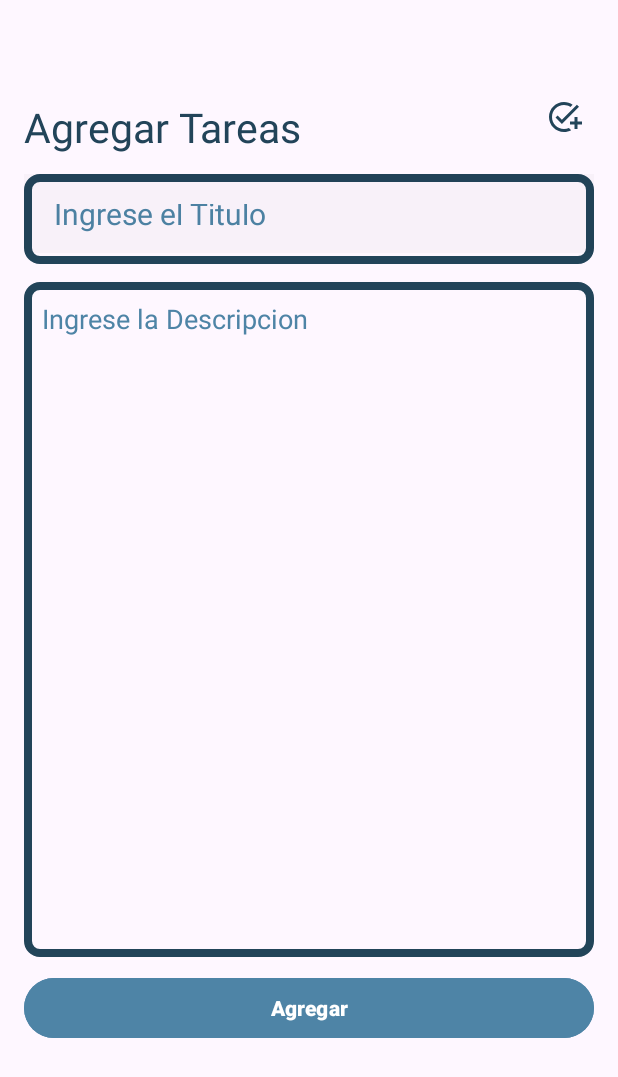
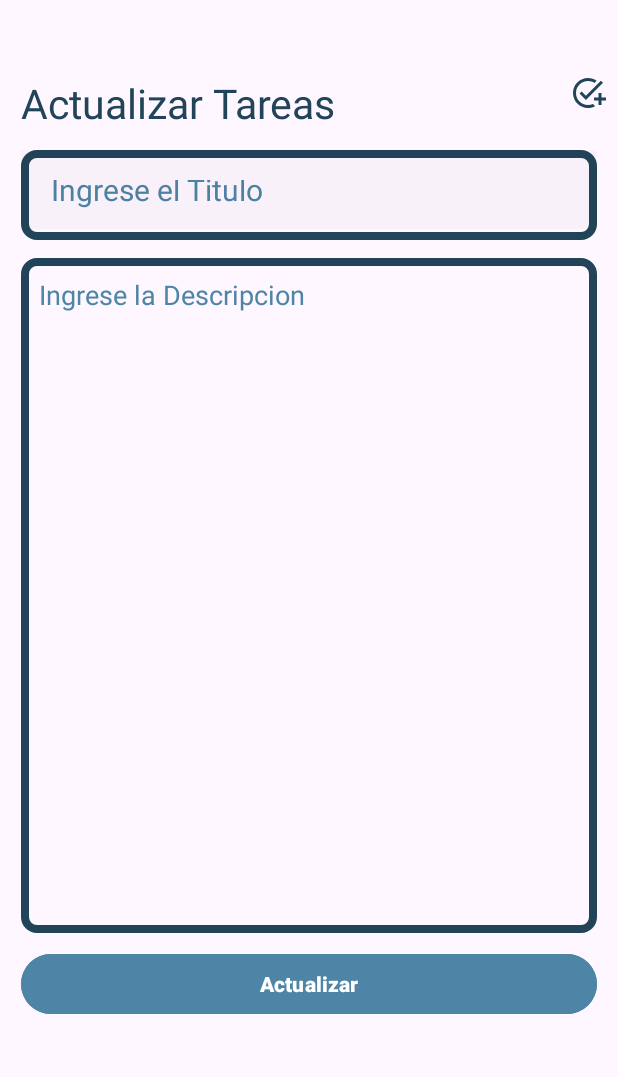
Before and after one commit to jrhdezesp/TaskMateApp, an Android app: the layout activity_actualizar_tarea.xml on its own in the app's theme, with its tools: preview values and no code run, on a phone screen of 412 x 824 dp. Shown: the top 1077 px of the screen. Run offline under Robolectric (Android 15) with nearby library versions, the phone set to English and light mode, and no system bars.

Commit message:
CRUD completado
CRUDa

```diff
--- a/app/src/main/AndroidManifest.xml
+++ b/app/src/main/AndroidManifest.xml
@@ -12,6 +12,9 @@
         android:supportsRtl="true"
         android:theme="@style/Theme.TaskMatePrueba"
         tools:targetApi="31">
+        <activity
+            android:name=".ActualizarTarea"
+            android:exported="false" />
         <activity
             android:name=".AgregarTarea"
             android:exported="false" />
--- a/app/src/main/java/com/example/taskmateprueba/AdminSQLiteOpen.java
+++ b/app/src/main/java/com/example/taskmateprueba/AdminSQLiteOpen.java
@@ -13,7 +13,6 @@ public class AdminSQLiteOpen extends SQLiteOpenHelper {
         super(context, DATABASE_NAME, null, DATABASE_VERSION);
     }
 
-    // Habilitamos el soporte de claves foráneas
     @Override
     public void onConfigure(SQLiteDatabase db) {
         super.onConfigure(db);
--- /dev/null
+++ b/app/src/main/res/drawable/alerta.xml
@@ -0,0 +1,5 @@
+<vector xmlns:android="http://schemas.android.com/apk/res/android" android:height="24dp" android:tint="#000000" android:viewportHeight="24" android:viewportWidth="24" android:width="24dp">
+
+    <path android:fillColor="@android:color/white" android:pathData="M10.01,21.01c0,1.1 0.89,1.99 1.99,1.99s1.99,-0.89 1.99,-1.99h-3.98zM18.88,16.82L18.88,11c0,-3.25 -2.25,-5.97 -5.29,-6.69v-0.72C13.59,2.71 12.88,2 12,2s-1.59,0.71 -1.59,1.59v0.72C7.37,5.03 5.12,7.75 5.12,11v5.82L3,18.94L3,20h18v-1.06l-2.12,-2.12zM16,13.01h-3v3h-2v-3L8,13.01L8,11h3L11,8h2v3h3v2.01z"/>
+
+</vector>
--- a/app/src/main/res/layout/activity_agregar_tarea.xml
+++ b/app/src/main/res/layout/activity_actualizar_tarea.xml
@@ -1,36 +1,40 @@
 <?xml version="1.0" encoding="utf-8"?>
-<RelativeLayout
-    xmlns:android="http://schemas.android.com/apk/res/android"
+<RelativeLayout xmlns:android="http://schemas.android.com/apk/res/android"
+    xmlns:app="http://schemas.android.com/apk/res-auto"
     xmlns:tools="http://schemas.android.com/tools"
+    android:id="@+id/main"
     android:layout_width="match_parent"
     android:layout_height="match_parent"
     android:orientation="vertical"
-    android:padding="16dp"
-    tools:context=".AgregarTarea">
+    tools:context=".ActualizarTarea">
 
     <TextView
         android:id="@+id/lblTitulo"
         android:layout_width="wrap_content"
         android:layout_height="wrap_content"
-        android:text="Agregar Tareas"
+        android:text="Actualizar Tareas"
         android:textSize="27sp"
         android:textColor="@color/color1"
+        android:layout_marginRight="14dp"
+        android:layout_marginLeft="14dp"
         android:layout_marginTop="50dp"
         android:layout_alignParentTop="true"/>
 
     <ImageView
-        android:id="@+id/btnGuardar"
+        android:id="@+id/imgActualizar"
         android:contentDescription="Imagen Tarea"
         android:layout_width="wrap_content"
         android:layout_height="wrap_content"
         android:src="@drawable/agregar_tarea"
         android:layout_alignParentEnd="true"
         android:layout_alignTop="@id/lblTitulo"
+        android:layout_marginRight="14dp"
+        android:layout_marginLeft="14dp"
         android:layout_marginEnd="8dp"
         />
 
     <EditText
-        android:id="@+id/txtTitulo"
+        android:id="@+id/txtTituloActualizar"
         android:foreground="?attr/selectableItemBackground"
         android:layout_width="match_parent"
         android:textColor="@color/color1"
@@ -40,11 +44,13 @@
         android:layout_marginTop="100dp"
         android:hint="Ingrese el Titulo"
         android:background="@drawable/borde_azul"
+        android:layout_marginRight="14dp"
+        android:layout_marginLeft="14dp"
         android:textSize="20sp"
         android:maxLines="1"/>
 
     <EditText
-        android:id="@+id/txtDescripcion"
+        android:id="@+id/txtDescripcionActualizar"
         android:layout_width="match_parent"
         android:layout_height="450dp"
         android:foreground="?attr/selectableItemBackground"
@@ -54,20 +60,25 @@
         android:textSize="18sp"
         android:textColor="@color/color1"
         android:textColorHint="@color/color2"
-        android:layout_below="@id/txtTitulo"
+        android:layout_below="@id/txtTituloActualizar"
         android:background="@drawable/borde_azul"
+        android:layout_marginRight="14dp"
+        android:layout_marginLeft="14dp"
         android:layout_marginTop="12dp"
         android:layout_marginBottom="10dp"/>
 
     <Button
-        android:id="@+id/btnAgregarTarea"
+        android:id="@+id/btnActualizarTarea"
         android:layout_width="match_parent"
         android:layout_height="wrap_content"
         android:padding="0dp"
-        android:layout_below="@id/txtDescripcion"
+        android:layout_below="@id/txtDescripcionActualizar"
+        android:layout_marginRight="14dp"
+        android:layout_marginLeft="14dp"
         android:backgroundTint="@color/color2"
-        android:text="Agregar"
+        android:text="Actualizar"
         android:textStyle="bold"/>
 
 
+
 </RelativeLayout>
--- a/app/src/main/res/layout/task_item.xml
+++ b/app/src/main/res/layout/task_item.xml
@@ -2,6 +2,7 @@
 <androidx.cardview.widget.CardView xmlns:android="http://schemas.android.com/apk/res/android"
     android:layout_width="match_parent"
     xmlns:app="http://schemas.android.com/apk/res-auto"
+    android:id="@+id/cardView"
     android:layout_height="110dp"
     app:cardElevation="2dp"
     android:layout_margin="10dp"
```
Also changed, not shown: app/src/main/java/com/example/taskmateprueba/ActualizarTarea.java (added, +55 -0 lines), app/src/main/java/com/example/taskmateprueba/MantenimientoTareas.java (+28 -7 lines), app/src/main/java/com/example/taskmateprueba/TareasDiarias.java (+30 -1 lines), app/src/main/java/com/example/taskmateprueba/TaskAdapter.java (added, +109 -0 lines), app/src/main/java/com/example/taskmateprueba/TaskModel.java (+8 -9 lines), app/src/main/res/layout/activity_tareas_diarias.xml (+11 -34 lines).
